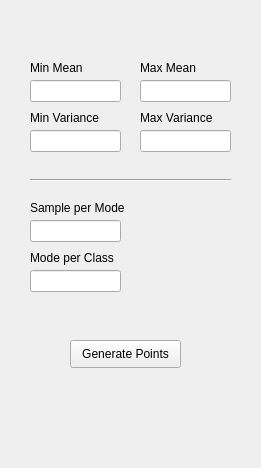
Before: the Qt Designer form Gui_plot.ui in SonTonyD/Lodz_IA_introduction, drawn with Qt 5.
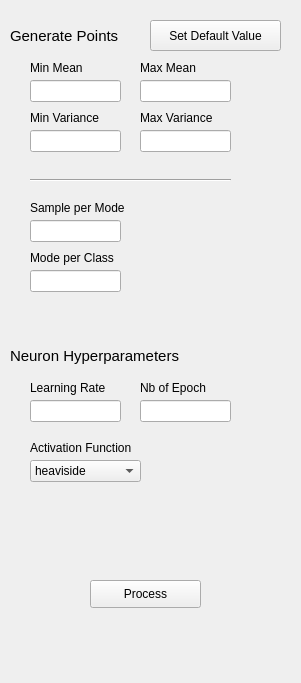
After: the same form once the commit is applied.

Diff of the .ui file:
```diff
--- a/Gui_plot.ui
+++ b/Gui_plot.ui
@@ -6,8 +6,8 @@
    <rect>
     <x>0</x>
     <y>0</y>
-    <width>261</width>
-    <height>468</height>
+    <width>301</width>
+    <height>683</height>
    </rect>
   </property>
   <property name="windowTitle">
@@ -160,14 +160,14 @@
   <widget class="QPushButton" name="pushButton">
    <property name="geometry">
     <rect>
-     <x>70</x>
-     <y>340</y>
+     <x>90</x>
+     <y>580</y>
      <width>111</width>
      <height>28</height>
     </rect>
    </property>
    <property name="text">
-    <string>Generate Points</string>
+    <string>Process</string>
    </property>
   </widget>
   <widget class="Line" name="line">
@@ -183,6 +183,174 @@
     <enum>Qt::Horizontal</enum>
    </property>
   </widget>
+  <widget class="QPushButton" name="defaultValueButton">
+   <property name="geometry">
+    <rect>
+     <x>150</x>
+     <y>20</y>
+     <width>131</width>
+     <height>31</height>
+    </rect>
+   </property>
+   <property name="text">
+    <string>Set Default Value</string>
+   </property>
+  </widget>
+  <widget class="QLabel" name="label_7">
+   <property name="geometry">
+    <rect>
+     <x>10</x>
+     <y>20</y>
+     <width>141</width>
+     <height>31</height>
+    </rect>
+   </property>
+   <property name="sizePolicy">
+    <sizepolicy hsizetype="Preferred" vsizetype="Preferred">
+     <horstretch>0</horstretch>
+     <verstretch>0</verstretch>
+    </sizepolicy>
+   </property>
+   <property name="font">
+    <font>
+     <pointsize>11</pointsize>
+    </font>
+   </property>
+   <property name="text">
+    <string>Generate Points</string>
+   </property>
+  </widget>
+  <widget class="QLabel" name="label_8">
+   <property name="geometry">
+    <rect>
+     <x>10</x>
+     <y>340</y>
+     <width>201</width>
+     <height>31</height>
+    </rect>
+   </property>
+   <property name="sizePolicy">
+    <sizepolicy hsizetype="Preferred" vsizetype="Preferred">
+     <horstretch>0</horstretch>
+     <verstretch>0</verstretch>
+    </sizepolicy>
+   </property>
+   <property name="font">
+    <font>
+     <pointsize>11</pointsize>
+    </font>
+   </property>
+   <property name="text">
+    <string>Neuron Hyperparameters</string>
+   </property>
+  </widget>
+  <widget class="QLineEdit" name="lineEdit_nbOfEpoch">
+   <property name="geometry">
+    <rect>
+     <x>140</x>
+     <y>400</y>
+     <width>91</width>
+     <height>22</height>
+    </rect>
+   </property>
+  </widget>
+  <widget class="QLabel" name="label_9">
+   <property name="geometry">
+    <rect>
+     <x>140</x>
+     <y>380</y>
+     <width>71</width>
+     <height>16</height>
+    </rect>
+   </property>
+   <property name="text">
+    <string>Nb of Epoch</string>
+   </property>
+  </widget>
+  <widget class="QLineEdit" name="lineEdit_lr">
+   <property name="geometry">
+    <rect>
+     <x>30</x>
+     <y>400</y>
+     <width>91</width>
+     <height>22</height>
+    </rect>
+   </property>
+  </widget>
+  <widget class="QLabel" name="label_10">
+   <property name="geometry">
+    <rect>
+     <x>30</x>
+     <y>380</y>
+     <width>81</width>
+     <height>16</height>
+    </rect>
+   </property>
+   <property name="text">
+    <string>Learning Rate</string>
+   </property>
+  </widget>
+  <widget class="QComboBox" name="comboBoxActFunc">
+   <property name="geometry">
+    <rect>
+     <x>30</x>
+     <y>460</y>
+     <width>111</width>
+     <height>22</height>
+    </rect>
+   </property>
+   <property name="editable">
+    <bool>false</bool>
+   </property>
+   <item>
+    <property name="text">
+     <string>heaviside</string>
+    </property>
+   </item>
+   <item>
+    <property name="text">
+     <string>logistic</string>
+    </property>
+   </item>
+   <item>
+    <property name="text">
+     <string>sin</string>
+    </property>
+   </item>
+   <item>
+    <property name="text">
+     <string>tanh</string>
+    </property>
+   </item>
+   <item>
+    <property name="text">
+     <string>sign</string>
+    </property>
+   </item>
+   <item>
+    <property name="text">
+     <string>relu</string>
+    </property>
+   </item>
+   <item>
+    <property name="text">
+     <string>leaky relu</string>
+    </property>
+   </item>
+  </widget>
+  <widget class="QLabel" name="label_11">
+   <property name="geometry">
+    <rect>
+     <x>30</x>
+     <y>440</y>
+     <width>111</width>
+     <height>16</height>
+    </rect>
+   </property>
+   <property name="text">
+    <string>Activation Function</string>
+   </property>
+  </widget>
  </widget>
  <resources/>
  <connections/>
```
